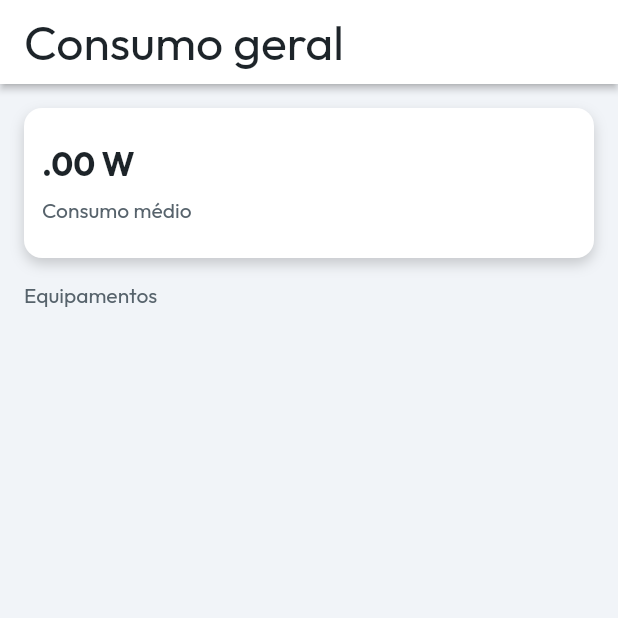
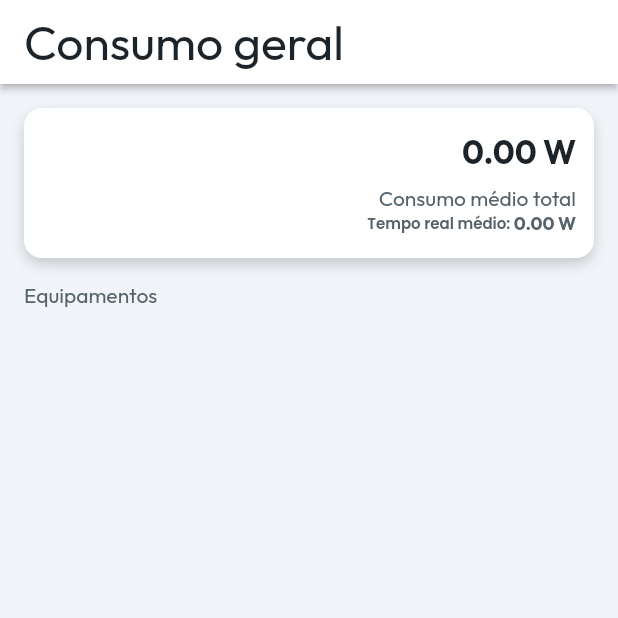
Before and after one commit to GuilhermeZCanesin/EnergyMonitor, a Flutter app: the screen it shows once a user with an empty profile is signed in, on a phone screen of 412 x 824 dp, the top half of it. Run offline on Flutter 3.47's test engine with Material 2 defaults, Android fonts, the phone set to English and light mode, and no system bars; our stand-ins replace auto_size_text, built_collection, built_value, cloud_firestore, firebase_auth, firebase_core and 11 more; missing offline and left inert: json_path; accounts and stored records are empty.

Commit message:
Updating to latest FlutterFlow output.

```diff
--- a/lib/auth/auth_util.dart
+++ b/lib/auth/auth_util.dart
@@ -39,7 +39,6 @@ Future<User?> signInOrCreateAccount(
 }
 
 Future signOut() {
-  updateUserJwtTimer();
   return FirebaseAuth.instance.signOut();
 }
 
@@ -108,27 +107,13 @@ bool get currentUserEmailVerified {
   return currentUser?.user?.emailVerified ?? false;
 }
 
-/// Create a timer that periodically gets the current user's JWT Token,
-/// since Firebase generates a new token every hour.
-Timer? _jwtTimer;
+/// Create a Stream that listens to the current user's JWT Token, since Firebase
+/// generates a new token every hour.
 String? _currentJwtToken;
-Future updateUserJwtTimer([User? user]) async {
-  _jwtTimer?.cancel();
-  // Clear the JWT token and return if the user is not logged in.
-  if (user == null) {
-    _currentJwtToken = null;
-    return;
-  }
-  // Update the user's JWT token immediately and then every hour
-  // based on the [currentUser].
-  try {
-    _currentJwtToken = await user.getIdToken();
-    _jwtTimer = Timer.periodic(
-      Duration(hours: 1),
-      (_) async => _currentJwtToken = await currentUser?.user?.getIdToken(),
-    );
-  } catch (_) {}
-}
+final jwtTokenStream = FirebaseAuth.instance
+    .idTokenChanges()
+    .map((user) async => _currentJwtToken = await user?.getIdToken())
+    .asBroadcastStream();
 
 // Set when using phone verification (after phone number is provided).
 String? _phoneAuthVerificationCode;
--- a/lib/auth/firebase_user_provider.dart
+++ b/lib/auth/firebase_user_provider.dart
@@ -1,7 +1,5 @@
 import 'package:firebase_auth/firebase_auth.dart';
 import 'package:rxdart/rxdart.dart';
-
-import 'auth_util.dart';
 
 class EnergyControlFirebaseUser {
   EnergyControlFirebaseUser(this.user);
@@ -20,7 +18,6 @@ Stream<EnergyControlFirebaseUser> energyControlFirebaseUserStream() =>
         .map<EnergyControlFirebaseUser>(
       (user) {
         currentUser = EnergyControlFirebaseUser(user);
-        updateUserJwtTimer(user);
         return currentUser!;
       },
     );
--- a/lib/flutter_flow/custom_functions.dart
+++ b/lib/flutter_flow/custom_functions.dart
@@ -23,5 +23,37 @@ double getConsumptionAvg(List<double>? consumptionList) {
 }
 
 double getAllConsumptionAvg(List<DocumentReference>? userEquip) {
-  return 0.0;
+  if (userEquip == null || userEquip.isEmpty) return 0.0;
+  double sum = 0;
+  double avg = 0;
+  double finalAvg = 0;
+  List<int> indices = List<int>.generate(userEquip.length, (i) => i);
+
+  List fullList =
+      indices.take(userEquip.length).map((i) => userEquip[i]).toList();
+
+  for (var itemList in fullList) {
+    for (var item in itemList.consumption) {
+      sum = sum + item;
+    }
+    avg = sum / itemList.length;
+    finalAvg = finalAvg + avg;
+    sum = 0;
+    avg = 0;
+  }
+  return finalAvg;
 }
+
+double getRTAllConsumptionAvg(List<DocumentReference>? userEquip) {
+  if (userEquip == null || userEquip.isEmpty) return 0.0;
+  double sum = 0;
+  List<int> indices = List<int>.generate(userEquip.length, (i) => i);
+
+  List fullList =
+      indices.take(userEquip.length).map((i) => userEquip[i]).toList();
+
+  for (var item in fullList) {
+    sum = sum + item.consumptionRT;
+  }
+  return sum;
+}
--- a/lib/flutter_flow/flutter_flow_util.dart
+++ b/lib/flutter_flow/flutter_flow_util.dart
@@ -16,6 +16,7 @@ import 'lat_lng.dart';
 export 'keep_alive_wrapper.dart';
 export 'lat_lng.dart';
 export 'place.dart';
+export '../app_state.dart';
 export 'dart:math' show min, max;
 export 'dart:convert' show jsonEncode, jsonDecode;
 export 'package:intl/intl.dart';
--- a/lib/home_page/home_page_widget.dart
+++ b/lib/home_page/home_page_widget.dart
@@ -63,13 +63,15 @@ class _HomePageWidgetState extends State<HomePageWidget> {
                   ),
                   child: Row(
                     mainAxisSize: MainAxisSize.max,
+                    mainAxisAlignment: MainAxisAlignment.end,
+                    crossAxisAlignment: CrossAxisAlignment.center,
                     children: [
                       Padding(
                         padding: EdgeInsetsDirectional.fromSTEB(12, 12, 12, 12),
                         child: Column(
                           mainAxisSize: MainAxisSize.max,
                           mainAxisAlignment: MainAxisAlignment.center,
-                          crossAxisAlignment: CrossAxisAlignment.start,
+                          crossAxisAlignment: CrossAxisAlignment.end,
                           children: [
                             AuthUserStreamWidget(
                               child: Text(
@@ -80,7 +82,7 @@ class _HomePageWidgetState extends State<HomePageWidget> {
                                               [])
                                           .toList()),
                                   formatType: FormatType.custom,
-                                  format: '#.00 W',
+                                  format: '#0.00 W',
                                   locale: '',
                                 ),
                                 style: FlutterFlowTheme.of(context)
@@ -97,7 +99,7 @@ class _HomePageWidgetState extends State<HomePageWidget> {
                               padding:
                                   EdgeInsetsDirectional.fromSTEB(0, 8, 0, 0),
                               child: Text(
-                                'Consumo médio',
+                                'Consumo médio total',
                                 style: FlutterFlowTheme.of(context)
                                     .bodyText2
                                     .override(
@@ -107,6 +109,46 @@ class _HomePageWidgetState extends State<HomePageWidget> {
                                       fontWeight: FontWeight.normal,
                                     ),
                               ),
+                            ),
+                            Row(
+                              mainAxisSize: MainAxisSize.max,
+                              children: [
+                                Text(
+                                  'Tempo real médio: ',
+                                  textAlign: TextAlign.start,
+                                  style: FlutterFlowTheme.of(context)
+                                      .bodyText1
+                                      .override(
+                                        fontFamily: 'Poppins',
+                                        color: FlutterFlowTheme.of(context)
+                                            .secondaryText,
+                                        fontSize: 10,
+                                      ),
+                                ),
+                                AuthUserStreamWidget(
+                                  child: Text(
+                                    formatNumber(
+                                      functions.getRTAllConsumptionAvg(
+                                          (currentUserDocument?.userEquips
+                                                      ?.toList() ??
+                                                  [])
+                                              .toList()),
+                                      formatType: FormatType.custom,
+                                      format: '#0.00 W',
+                                      locale: '',
+                                    ),
+                                    style: FlutterFlowTheme.of(context)
+                                        .subtitle1
+                                        .override(
+                                          fontFamily: 'Outfit',
+                                          color: FlutterFlowTheme.of(context)
+                                              .secondaryText,
+                                          fontSize: 12,
+                                          fontWeight: FontWeight.bold,
+                                        ),
+                                  ),
+                                ),
+                              ],
                             ),
                           ],
                         ),
@@ -365,8 +407,10 @@ class _HomePageWidgetState extends State<HomePageWidget> {
                                     options: FFButtonOptions(
                                       width: 100,
                                       height: 30,
-                                      color: FlutterFlowTheme.of(context)
-                                          .primaryColor,
+                                      color: listViewEquipmentsRecord.state!
+                                          ? FlutterFlowTheme.of(context)
+                                              .primaryColor
+                                          : Color(0xFF8881BE),
                                       textStyle: FlutterFlowTheme.of(context)
                                           .subtitle2
                                           .override(
@@ -374,8 +418,7 @@ class _HomePageWidgetState extends State<HomePageWidget> {
                                             color: valueOrDefault<Color>(
                                               listViewEquipmentsRecord.state!
                                                   ? Color(0xFFA70A0A)
-                                                  : FlutterFlowTheme.of(context)
-                                                      .primaryColor,
+                                                  : Color(0xFF199B24),
                                               FlutterFlowTheme.of(context)
                                                   .primaryColor,
                                             ),
--- a/lib/main.dart
+++ b/lib/main.dart
@@ -15,6 +15,8 @@ void main() async {
   WidgetsFlutterBinding.ensureInitialized();
   await Firebase.initializeApp();
   await FlutterFlowTheme.initialize();
+
+  FFAppState(); // Initialize FFAppState
 
   runApp(MyApp());
 }
@@ -46,6 +48,7 @@ class _MyAppState extends State<MyApp> {
     _router = createRouter(_appStateNotifier);
     userStream = energyControlFirebaseUserStream()
       ..listen((user) => _appStateNotifier.update(user));
+    jwtTokenStream.listen((_) {});
     Future.delayed(
       Duration(seconds: 1),
       () => _appStateNotifier.stopShowingSplashImage(),
```
Also changed, not shown: lib/app_state.dart (added, +32 -0 lines), 1 other file.
